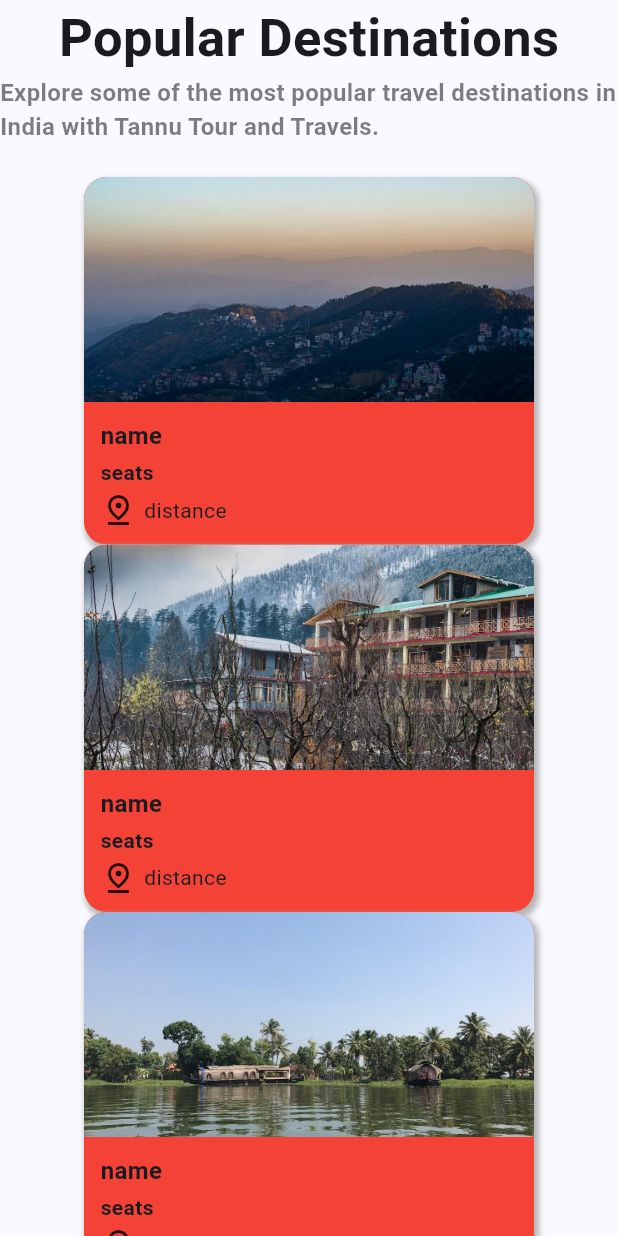
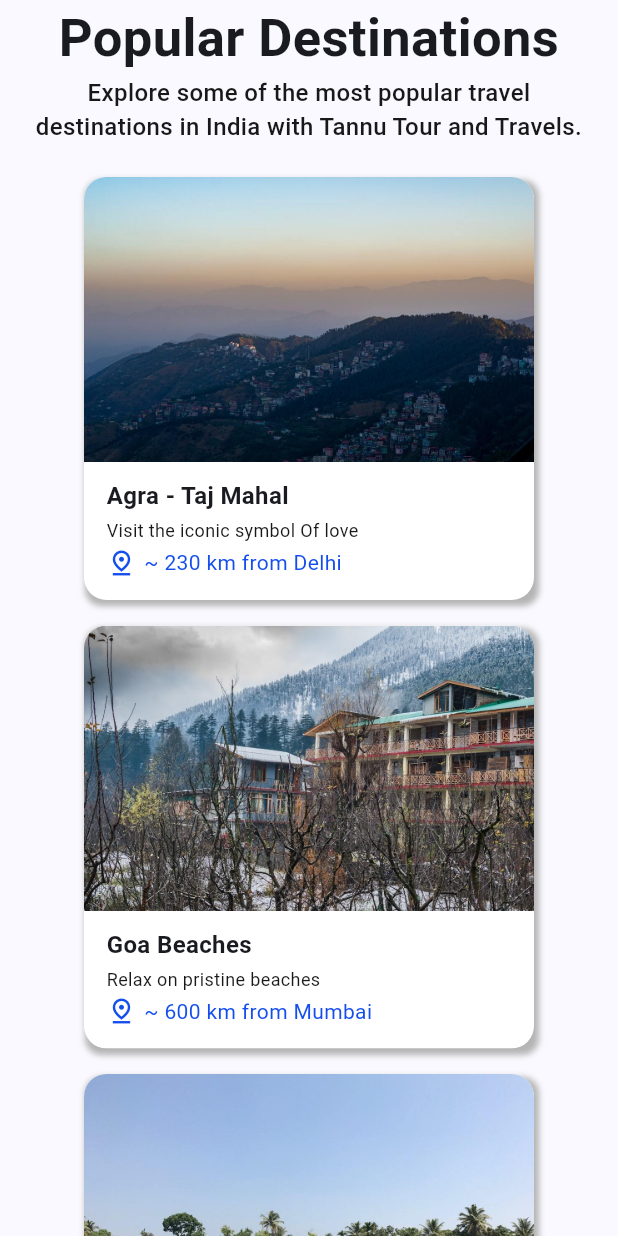
Before and after one commit to Mks30d/TannuTourAndTravels, a Flutter app: the PopularDestinationsSection widget shown alone on an empty page, opened directly, on a phone screen of 412 x 824 dp. Run offline on Flutter 3.47's test engine with Material 3 defaults, Android fonts, the light colour scheme and no system bars.

Commit message:
update ui

```diff
--- a/lib/sections/popular_destinations_section.dart
+++ b/lib/sections/popular_destinations_section.dart
@@ -1,4 +1,7 @@
 import 'package:flutter/material.dart';
+import 'package:tannu_tour_and_travels/utils/colors.dart';
+import 'package:tannu_tour_and_travels/widgets/my_subtitle.dart';
+import 'package:tannu_tour_and_travels/widgets/my_title.dart';
 
 class PopularDestinationsSection extends StatelessWidget {
   const PopularDestinationsSection({super.key});
@@ -14,80 +17,112 @@ class PopularDestinationsSection extends StatelessWidget {
       "assets/images/locations/photo(7).jpg",
     ];
 
-    return Column(
+    List<List<String>> contentList = [
+      [
+        "image",
+        "Agra - Taj Mahal",
+        "Visit the iconic symbol Of love",
+        "~ 230 km from Delhi",
+      ],
+      [
+        "image",
+        "Goa Beaches",
+        "Relax on pristine beaches",
+        "~ 600 km from Mumbai",
+      ],
+      [
+        "image",
+        "Jaipur - Pink City",
+        "Explore royal palaces and forts",
+        "~ 280 km from Delhi",
+      ],
+      [
+        "image",
+        "Shimla",
+        "Colonial charm and mountain views",
+        "~ 350 km from Delhi",
+      ],
+      ["image", "Manali", "Adventure in the Himalayas", "~ 550 km from Delhi"],
+      [
+        "image",
+        "Kerala Backwaters",
+        "Experience serene waterways",
+        "~ 700 km from Bangalore",
+      ],
+    ];
+
+    return Padding(
+      padding: const EdgeInsets.symmetric(horizontal: 18),
+      child: Column(
         children: [
-        Text(
-          "Popular Destinations",
-          style: TextStyle(fontSize: 35, fontWeight: FontWeight.bold),
-        ),
-
-        Text(
+          MyTitle(title: "Popular Destinations", fontSize: 35),
+          MySubtitle(
+            title:
                 "Explore some of the most popular travel destinations in India with Tannu Tour and Travels.",
-          style: TextStyle(
-            color: Colors.black.withValues(alpha: 0.5),
             fontSize: 16,
-            fontWeight: FontWeight.w600,
-          ),
           ),
 
           SizedBox(height: 22),
 
           Wrap(
             alignment: WrapAlignment.center,
+            runSpacing: 17,
+            spacing: 17,
+
             children: [
-            destinationCard(
-              title: "name",
-              subtitle: "seats",
-              distance: "distance",
+              _destinationCard(
+                title: contentList[0][1],
+                subtitle: contentList[0][2],
+                distance: contentList[0][3],
                 image: images[0],
               ),
-            destinationCard(
-              title: "name",
-              subtitle: "seats",
-              distance: "distance",
+              _destinationCard(
+                title: contentList[1][1],
+                subtitle: contentList[1][2],
+                distance: contentList[1][3],
                 image: images[1],
               ),
-            destinationCard(
-              title: "name",
-              subtitle: "seats",
-              distance: "distance",
+              _destinationCard(
+                title: contentList[2][1],
+                subtitle: contentList[2][2],
+                distance: contentList[2][3],
                 image: images[2],
               ),
-            destinationCard(
-              title: "name",
-              subtitle: "seats",
-              distance: "distance",
+              _destinationCard(
+                title: contentList[3][1],
+                subtitle: contentList[3][2],
+                distance: contentList[3][3],
                 image: images[3],
               ),
-            destinationCard(
-              title: "name",
-              subtitle: "seats",
-              distance: "distance",
+              _destinationCard(
+                title: contentList[4][1],
+                subtitle: contentList[4][2],
+                distance: contentList[4][3],
                 image: images[4],
               ),
-            destinationCard(
-              title: "name",
-              subtitle: "seats",
-              distance: "distance",
+              _destinationCard(
+                title: contentList[5][1],
+                subtitle: contentList[5][2],
+                distance: contentList[5][3],
                 image: images[5],
               ),
             ],
           ),
         ],
+      ),
     );
   }
 
-  dynamic destinationCard({
+  dynamic _destinationCard({
     required String title,
     required String subtitle,
     required String distance,
     required String image,
-    Color color = Colors.red,
   }) {
     return Container(
       decoration: BoxDecoration(
         // color: Colors.amber,
-        borderRadius: BorderRadius.circular(15),
+        borderRadius: BorderRadius.circular(11),
         boxShadow: [
           BoxShadow(
             color: Color(0xffb4b4b4),
@@ -101,17 +136,18 @@ class PopularDestinationsSection extends StatelessWidget {
         borderRadius: BorderRadius.circular(15),
         child: Container(
           constraints: BoxConstraints(maxWidth: 300),
-          height: 245,
-          color: color,
+          // height: 245,
+          color: Colors.white,
           child: Column(
             children: [
               SizedBox(
-                height: 150,
+                height: 190,
                 width: double.infinity,
                 child: Image.asset(image, fit: BoxFit.cover),
               ),
+
               Padding(
-                padding: const EdgeInsets.all(11.0),
+                padding: const EdgeInsets.fromLTRB(15, 11, 0, 15),
                 child: Column(
                   crossAxisAlignment: CrossAxisAlignment.start,
                   children: [
@@ -126,16 +162,20 @@ class PopularDestinationsSection extends StatelessWidget {
                     Text(
                       subtitle,
                       style: TextStyle(
-                        fontSize: 14,
-                        fontWeight: FontWeight.w600,
+                        fontSize: 12,
+                        color: Colors.black.withValues(alpha: 0.9),
                       ),
                     ),
                     SizedBox(height: 3),
                     Row(
                       children: [
-                        Icon(Icons.pin_drop_outlined),
+                        Icon(
+                          Icons.pin_drop_outlined,
+                          size: 20,
+                          color: primaryColor,
+                        ),
                         SizedBox(width: 5),
-                        Text(distance),
+                        Text(distance, style: TextStyle(color: primaryColor)),
                       ],
                     ),
                   ],
--- a/lib/sections/why_choose_us_section.dart
+++ b/lib/sections/why_choose_us_section.dart
@@ -114,7 +114,7 @@ class WhyChooseUsSection extends StatelessWidget {
           Icon(icon, color: primaryColor, size: 40),
 
           Padding(
-            padding: const EdgeInsets.fromLTRB(0, 11, 0, 2),
+            padding: const EdgeInsets.fromLTRB(0, 18, 0, 2),
             child: Text(
               title,
               style: TextStyle(
```
Lines whose indentation alone changed are shown as unchanged.
